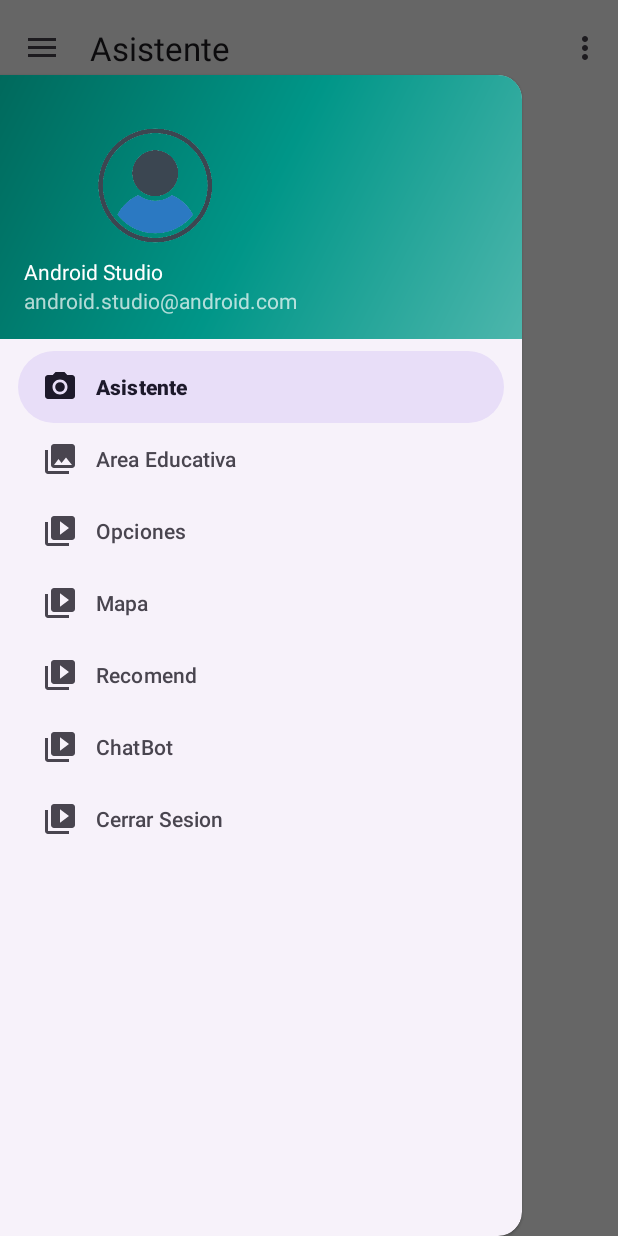
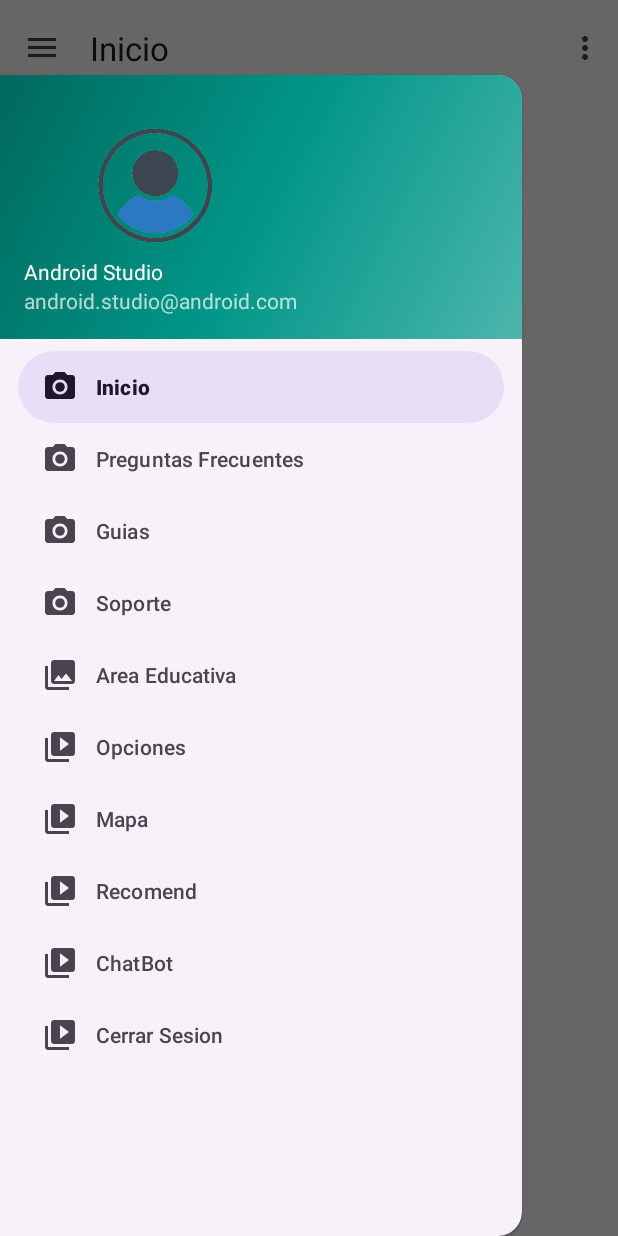
Before and after one commit to albaliriagomez/appmaypi, an Android app: the MainActivity2 screen opened directly, with no data from a screen before it, with the side drawer open, on a phone screen of 412 x 824 dp. Run offline under Robolectric (Android 15) with nearby library versions, the phone set to English and light mode, and no system bars; our stand-ins replace navigation-ui; pictures from the network do not load.

Commit message:
se añadrio 3 fragmentos, configuro pra poder usar en el menu , despues de diseño la interfaz de Preguntas Frecuntes

```diff
--- a/app/build.gradle.kts
+++ b/app/build.gradle.kts
@@ -70,7 +70,7 @@ dependencies {
     implementation("org.jetbrains.kotlinx:kotlinx-coroutines-core:1.9.0") // para manejar operaciones asíncronas,
 
 
-
+    implementation("androidx.cardview:cardview:1.0.0")
 
 
 }
--- a/app/src/main/java/com/torrezpillcokevin/nuna/MainActivity2.kt
+++ b/app/src/main/java/com/torrezpillcokevin/nuna/MainActivity2.kt
@@ -43,7 +43,15 @@ class MainActivity2 : AppCompatActivity() {
 
         appBarConfiguration = AppBarConfiguration(
             setOf(
-                R.id.nav_home, R.id.nav_areaeducativa,R.id.nav_mapa,R.id.nav_recomend, R.id.nav_opciones, R.id.nav_chatbot
+                R.id.nav_home,
+                R.id.nav_areaeducativa,
+                R.id.nav_mapa,
+                R.id.nav_recomend,
+                R.id.nav_opciones,
+                R.id.nav_chatbot,
+                R.id.nav_preguntasfrecuentes,
+                R.id.nav_guia,
+                R.id.nav_soporte
             ), drawerLayout
         )
         setupActionBarWithNavController(navController, appBarConfiguration)
--- a/app/src/main/java/com/torrezpillcokevin/nuna/ui/guia/PreguntasFrecuentesViewModel.kt
+++ b/app/src/main/java/com/torrezpillcokevin/nuna/ui/preguntasfrecuentes/PreguntasFrecuentesViewModel.kt
@@ -1,4 +1,4 @@
-package com.torrezpillcokevin.nuna.ui.guia
+package com.torrezpillcokevin.nuna.ui.preguntasfrecuentes
 
 import androidx.lifecycle.ViewModel
 
--- a/app/src/main/res/menu/activity_main_drawer.xml
+++ b/app/src/main/res/menu/activity_main_drawer.xml
@@ -4,10 +4,27 @@
     tools:showIn="navigation_view">
 
     <group android:checkableBehavior="single">
+
         <item
             android:id="@+id/nav_home"
             android:icon="@drawable/ic_menu_camera"
-            android:title="Asistente" />
+            android:title="Inicio" />
+
+        <item
+            android:id="@+id/nav_preguntasfrecuentes"
+            android:icon="@drawable/ic_menu_camera"
+            android:title="Preguntas Frecuentes" />
+
+        <item
+            android:id="@+id/nav_guia"
+            android:icon="@drawable/ic_menu_camera"
+            android:title="Guias" />
+
+        <item
+            android:id="@+id/nav_soporte"
+            android:icon="@drawable/ic_menu_camera"
+            android:title="Soporte" />
+
         <item
             android:id="@+id/nav_areaeducativa"
             android:icon="@drawable/ic_menu_gallery"
```
Also changed, not shown: app/src/main/java/com/torrezpillcokevin/nuna/ui/guia/GuiaFragment.kt (renamed from app/src/main/java/com/torrezpillcokevin/nuna/ui/guia/PreguntasFrecuentesFragment.kt, +4 -4 lines), app/src/main/java/com/torrezpillcokevin/nuna/ui/guia/GuiaViewModel.kt (added, +7 -0 lines), app/src/main/java/com/torrezpillcokevin/nuna/ui/preguntasfrecuentes/PreguntasFrecuentesFragment.kt (added, +88 -0 lines), app/src/main/java/com/torrezpillcokevin/nuna/ui/soporte/SoporteFragment.kt (added, +31 -0 lines), app/src/main/java/com/torrezpillcokevin/nuna/ui/soporte/SoporteViewModel.kt (added, +7 -0 lines), app/src/main/res/layout/fragment_guia.xml (added, +13 -0 lines), app/src/main/res/layout/fragment_preguntas_frecuentes.xml (+70 -5 lines), app/src/main/res/layout/fragment_soporte.xml (added, +13 -0 lines), app/src/main/res/navigation/mobile_navigation.xml (+21 -1 lines).
